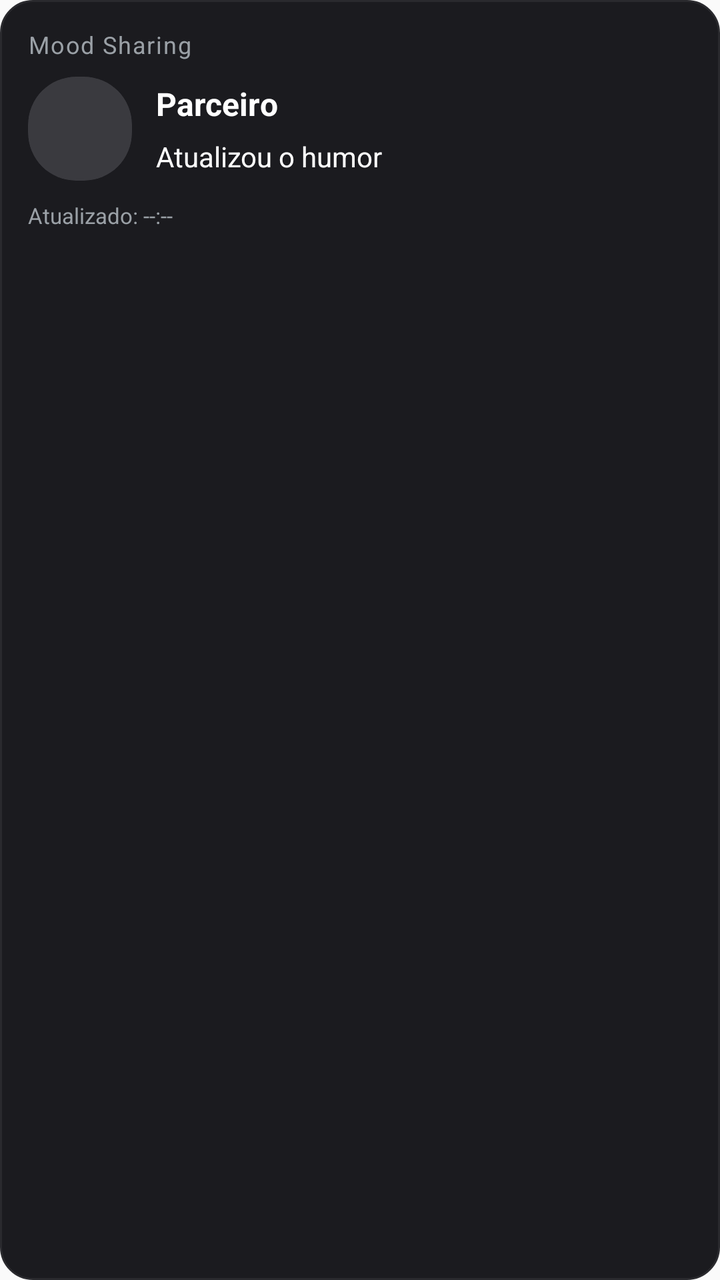
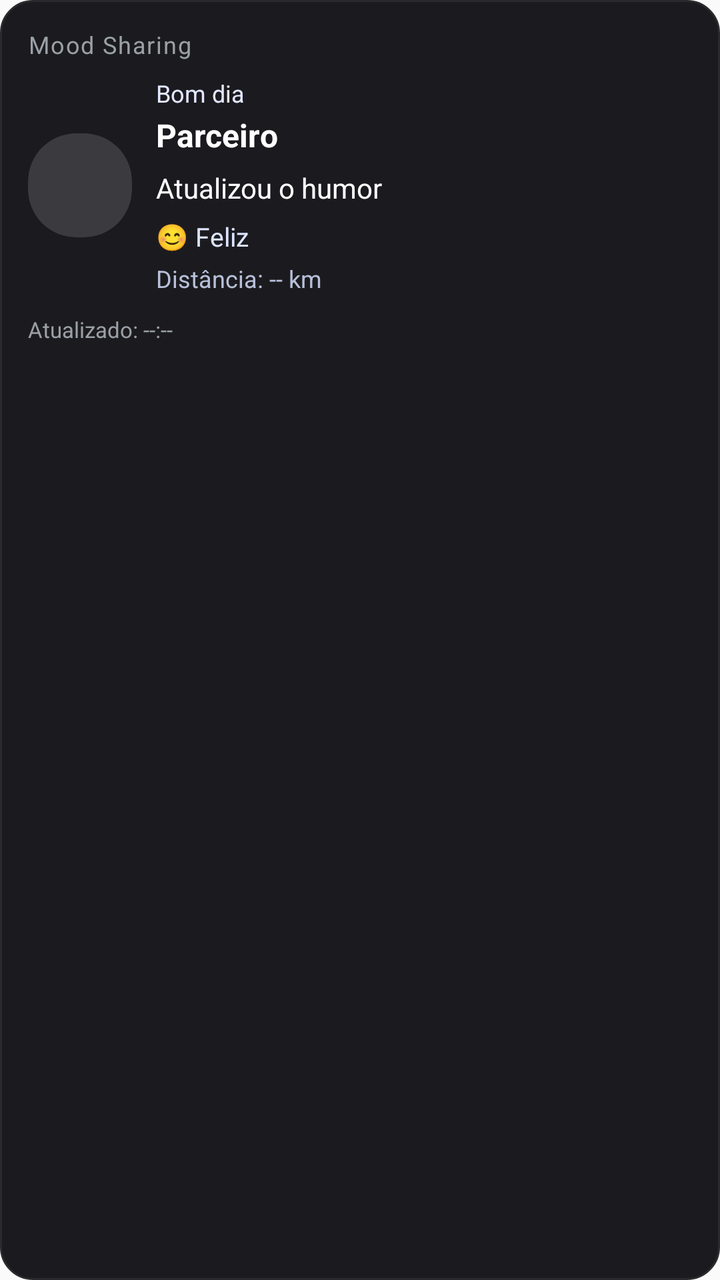

The first picture is an Android layout as it rendered before a commit; the second is the same layout after the commit. The layout source and the unified diff follow.
<!-- AndroidManifest.xml: application theme AppTheme -->
<!-- res/layout/mood_widget.xml -->
<?xml version="1.0" encoding="utf-8"?>
<LinearLayout xmlns:android="http://schemas.android.com/apk/res/android"
    android:layout_width="match_parent"
    android:layout_height="match_parent"
    android:orientation="vertical"
    android:padding="14dp"
    android:background="@drawable/widget_background">

    <TextView
        android:id="@+id/widget_title"
        android:layout_width="match_parent"
        android:layout_height="wrap_content"
        android:text="Mood Sharing"
        android:textSize="12sp"
        android:textColor="#9AA0A6"
        android:letterSpacing="0.05"
        android:layout_marginBottom="8dp" />

    <LinearLayout
        android:layout_width="match_parent"
        android:layout_height="wrap_content"
        android:orientation="horizontal"
        android:gravity="center_vertical">

        <ImageView
            android:id="@+id/widget_partner_photo"
            android:layout_width="52dp"
            android:layout_height="52dp"
            android:layout_marginEnd="12dp"
            android:scaleType="centerCrop"
            android:background="@drawable/widget_avatar_bg"
            android:clipToOutline="true"
            android:src="@drawable/widget_avatar_placeholder" />

        <LinearLayout
            android:layout_width="0dp"
            android:layout_height="wrap_content"
            android:layout_weight="1"
            android:orientation="vertical">

            <TextView
                android:id="@+id/widget_partner_name"
                android:layout_width="match_parent"
                android:layout_height="wrap_content"
                android:text="Parceiro"
                android:textSize="16sp"
                android:textStyle="bold"
                android:textColor="@android:color/white" />

            <TextView
                android:id="@+id/widget_partner_message"
                android:layout_width="match_parent"
                android:layout_height="wrap_content"
                android:layout_marginTop="6dp"
                android:text="Atualizou o humor"
                android:textSize="14sp"
                android:textColor="@android:color/white" />
        </LinearLayout>
    </LinearLayout>

    <TextView
        android:id="@+id/widget_updated_at"
        android:layout_width="match_parent"
        android:layout_height="wrap_content"
        android:layout_marginTop="10dp"
        android:text="Atualizado: --:--"
        android:textSize="11sp"
        android:textColor="#9AA0A6" />
</LinearLayout>
<!-- resources referenced by this layout -->
<resources>
  <!-- drawable widget_avatar_bg (drawable) -->
  <?xml version="1.0" encoding="utf-8"?>
  <shape xmlns:android="http://schemas.android.com/apk/res/android">
      <solid android:color="#2A2A2E" />
      <corners android:radius="24dp" />
  </shape>
  <!-- drawable widget_avatar_placeholder (drawable) -->
  <?xml version="1.0" encoding="utf-8"?>
  <shape xmlns:android="http://schemas.android.com/apk/res/android">
      <solid android:color="#3A3A3F" />
      <corners android:radius="24dp" />
  </shape>
  <!-- drawable widget_background (drawable) -->
  <?xml version="1.0" encoding="utf-8"?>
  <shape xmlns:android="http://schemas.android.com/apk/res/android">
      <solid android:color="#1B1B1F" />
      <stroke
          android:width="1dp"
          android:color="#2A2A2E" />
      <corners android:radius="16dp" />
  </shape>
  <style name="AppTheme" parent="Theme.AppCompat.DayNight.NoActionBar">
      <item name="android:enforceNavigationBarContrast" tools:targetApi="29">true</item>
      <item name="android:editTextBackground">@drawable/rn_edit_text_material</item>
      <item name="colorPrimary">@color/colorPrimary</item>
      <item name="android:statusBarColor">#0d1117</item>
    </style>
  <!-- drawable rn_edit_text_material (drawable) -->
  <?xml version="1.0" encoding="utf-8"?>
  <inset xmlns:android="http://schemas.android.com/apk/res/android"
         android:insetLeft="@dimen/abc_edit_text_inset_horizontal_material"
         android:insetRight="@dimen/abc_edit_text_inset_horizontal_material"
         android:insetTop="@dimen/abc_edit_text_inset_top_material"
         android:insetBottom="@dimen/abc_edit_text_inset_bottom_material"
         >
  
      <selector>
          
          <item android:state_enabled="false" android:drawable="@drawable/abc_textfield_default_mtrl_alpha"/>
          <item android:drawable="@drawable/abc_textfield_activated_mtrl_alpha"/>
      </selector>
  
  </inset>
  <color name="colorPrimary">#023c69</color>
</resources>

<!-- the commit's change to res/layout/mood_widget.xml (unified diff, before → after) -->
@@ -1,5 +1,6 @@
 <?xml version="1.0" encoding="utf-8"?>
 <LinearLayout xmlns:android="http://schemas.android.com/apk/res/android"
+    android:id="@+id/widget_container"
     android:layout_width="match_parent"
     android:layout_height="match_parent"
     android:orientation="vertical"
@@ -39,9 +40,18 @@
             android:orientation="vertical">
 
             <TextView
+                android:id="@+id/widget_partner_greeting"
+                android:layout_width="match_parent"
+                android:layout_height="wrap_content"
+                android:text="Bom dia"
+                android:textSize="12sp"
+                android:textColor="#E3E7FF" />
+
+            <TextView
                 android:id="@+id/widget_partner_name"
                 android:layout_width="match_parent"
                 android:layout_height="wrap_content"
+                android:layout_marginTop="2dp"
                 android:text="Parceiro"
                 android:textSize="16sp"
                 android:textStyle="bold"
@@ -55,6 +65,24 @@
                 android:text="Atualizou o humor"
                 android:textSize="14sp"
                 android:textColor="@android:color/white" />
+
+            <TextView
+                android:id="@+id/widget_partner_mood"
+                android:layout_width="match_parent"
+                android:layout_height="wrap_content"
+                android:layout_marginTop="6dp"
+                android:text="😊 Feliz"
+                android:textSize="13sp"
+                android:textColor="#DDE4FF" />
+
+            <TextView
+                android:id="@+id/widget_partner_distance"
+                android:layout_width="match_parent"
+                android:layout_height="wrap_content"
+                android:layout_marginTop="4dp"
+                android:text="Distância: -- km"
+                android:textSize="12sp"
+                android:textColor="#B8C0D9" />
         </LinearLayout>
     </LinearLayout>
 
